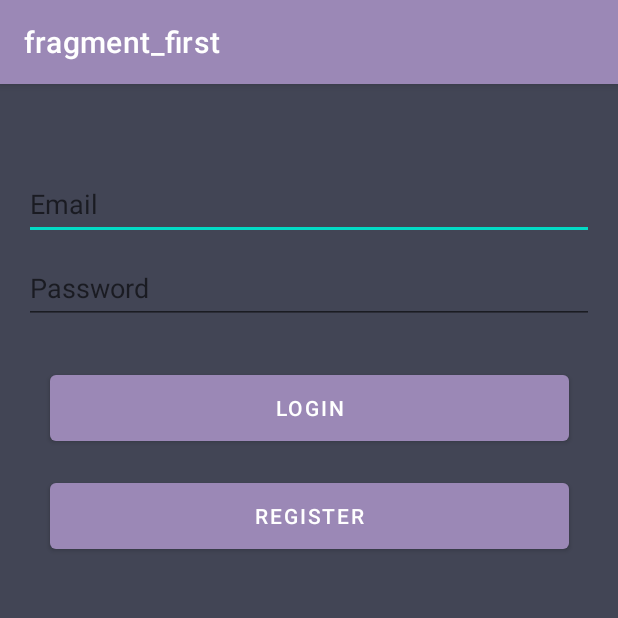
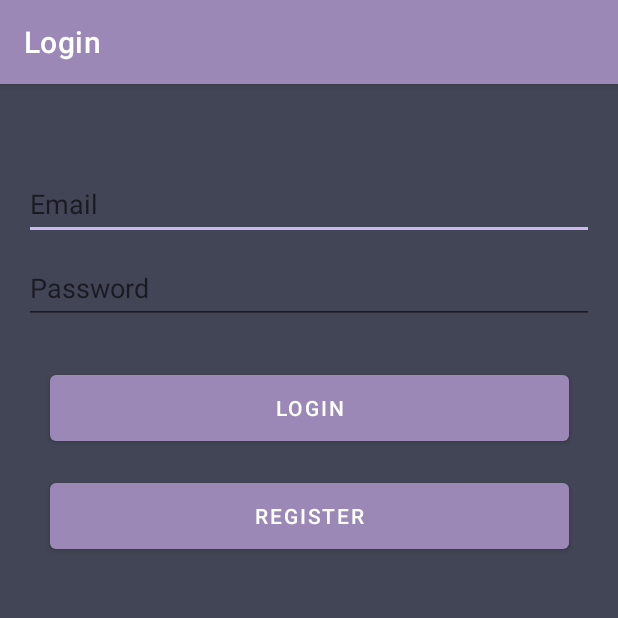
Before and after one commit to AliciaC07/Proyecto-final-Android, an Android app: the screen it shows after launch (LoginActivity), on a phone screen of 412 x 824 dp, the top half of it. Run offline under Robolectric (Android 15) with nearby library versions, the phone set to English and light mode, and no system bars; our stand-ins replace Firebase (no records; nobody signed in at launch, a user with empty details on screens opened directly), navigation-ui.

Commit message:
Cambio de color y la info en el navbar.

```diff
--- a/app/src/main/java/com/aip/commerce_e/RegisterUserFragment.java
+++ b/app/src/main/java/com/aip/commerce_e/RegisterUserFragment.java
@@ -113,7 +113,7 @@ public class RegisterUserFragment extends Fragment {
         // Inflate the layout for this fragment
         binding = FragmentRegisterUserBinding.inflate(inflater, container, false);
         storageReference = FirebaseStorage.getInstance().getReference();
-        userViewModel =new ViewModelProvider(this).get(UserViewModel.class);
+        userViewModel = new ViewModelProvider(this).get(UserViewModel.class);
         mAuth = FirebaseAuth.getInstance();
 
         binding.imageView2.setOnClickListener(view -> {
--- a/app/src/main/res/layout-w1240dp/activity_login.xml
+++ b/app/src/main/res/layout-w1240dp/activity_login.xml
@@ -22,7 +22,7 @@
             android:selectAllOnFocus="true"
             app:layout_constraintEnd_toEndOf="parent"
             app:layout_constraintStart_toStartOf="parent"
-            app:layout_constraintTop_toTopOf="parent"/>
+            app:layout_constraintTop_toTopOf="parent" android:minHeight="48dp"/>
 
     <EditText
             android:id="@+id/password"
@@ -36,7 +36,7 @@
             android:selectAllOnFocus="true"
             app:layout_constraintEnd_toEndOf="parent"
             app:layout_constraintStart_toStartOf="parent"
-            app:layout_constraintTop_toBottomOf="@+id/username"/>
+            app:layout_constraintTop_toBottomOf="@+id/username" android:minHeight="48dp"/>
 
     <Button
             android:id="@+id/login"
--- a/app/src/main/res/layout-w936dp/activity_login.xml
+++ b/app/src/main/res/layout-w936dp/activity_login.xml
@@ -16,7 +16,8 @@
             android:layout_width="840dp"
             android:layout_height="match_parent"
             app:layout_constraintStart_toStartOf="parent"
-            app:layout_constraintEnd_toEndOf="parent">
+            app:layout_constraintEnd_toEndOf="parent" app:layout_constraintBottom_toBottomOf="parent"
+            app:layout_constraintTop_toTopOf="parent">
 
         <EditText
                 android:id="@+id/username"
@@ -28,7 +29,7 @@
                 android:selectAllOnFocus="true"
                 app:layout_constraintEnd_toEndOf="parent"
                 app:layout_constraintStart_toStartOf="parent"
-                app:layout_constraintTop_toTopOf="parent"/>
+                app:layout_constraintTop_toTopOf="parent" android:minHeight="48dp"/>
 
         <EditText
                 android:id="@+id/password"
@@ -42,7 +43,7 @@
                 android:selectAllOnFocus="true"
                 app:layout_constraintEnd_toEndOf="parent"
                 app:layout_constraintStart_toStartOf="parent"
-                app:layout_constraintTop_toBottomOf="@+id/username"/>
+                app:layout_constraintTop_toBottomOf="@+id/username" android:minHeight="48dp"/>
 
         <Button
                 android:id="@+id/login"
--- a/app/src/main/res/layout/category_card.xml
+++ b/app/src/main/res/layout/category_card.xml
@@ -8,11 +8,11 @@
         android:animateLayoutChanges="true"
         app:cardCornerRadius="20dp"
         app:cardElevation="4dp"
-        app:cardUseCompatPadding="true">
+        app:cardUseCompatPadding="true" android:background="#424555">
     <androidx.appcompat.widget.LinearLayoutCompat
             android:orientation="vertical"
             android:layout_width="match_parent"
-            android:layout_height="wrap_content" >
+            android:layout_height="wrap_content" android:background="#545768">
         <LinearLayout
                 android:layout_width="match_parent"
                 android:layout_height="wrap_content"
@@ -31,7 +31,7 @@
                     android:layout_height="wrap_content"
                     android:text="Category_name"
                     android:layout_marginTop="20dp"
-                    android:textSize="20sp"/>
+                    android:textSize="20sp" android:textColor="@color/white"/>
         </LinearLayout>
         <androidx.appcompat.widget.LinearLayoutCompat
                 android:layout_width="match_parent"
--- a/app/src/main/res/layout/fragment_category.xml
+++ b/app/src/main/res/layout/fragment_category.xml
@@ -4,7 +4,7 @@
         xmlns:app="http://schemas.android.com/apk/res-auto" xmlns:tools="http://schemas.android.com/tools"
         android:layout_width="match_parent"
         android:layout_height="match_parent"
-        tools:context=".drawerFragments.category.CategoryFragment">
+        tools:context=".drawerFragments.category.CategoryFragment" android:background="#424555">
     <androidx.constraintlayout.widget.ConstraintLayout android:layout_width="match_parent"
                                                        android:layout_height="match_parent">
 
@@ -22,5 +22,4 @@
     </androidx.constraintlayout.widget.ConstraintLayout>
 
 
-
 </FrameLayout>
--- a/app/src/main/res/layout/fragment_home.xml
+++ b/app/src/main/res/layout/fragment_home.xml
@@ -9,6 +9,7 @@
     <TextView
             android:layout_width="match_parent"
             android:layout_height="match_parent"
-            android:text="Home fragment" android:textSize="70sp"/>
+            android:text="Home fragment" android:textSize="70sp" android:background="#424555"
+            android:textColor="@color/white"/>
 
 </FrameLayout>
--- a/app/src/main/res/layout/fragment_product.xml
+++ b/app/src/main/res/layout/fragment_product.xml
@@ -4,11 +4,11 @@
         xmlns:tools="http://schemas.android.com/tools"
         android:layout_width="match_parent"
         android:layout_height="match_parent"
-        tools:context=".drawerFragments.product.ProductFragment">
+        tools:context=".drawerFragments.product.ProductFragment" android:background="#424555">
 
     <TextView
             android:layout_width="match_parent"
             android:layout_height="match_parent"
-            android:text="Product Fragment" android:textSize="70sp"/>
+            android:text="Product Fragment" android:textSize="70sp" android:textColor="@color/white"/>
 
 </FrameLayout>
--- a/app/src/main/res/navigation/login_nav.xml
+++ b/app/src/main/res/navigation/login_nav.xml
@@ -5,7 +5,7 @@
             app:startDestination="@id/firstFragment">
 
     <fragment android:id="@+id/firstFragment" android:name="com.aip.commerce_e.FirstFragment"
-              android:label="fragment_first" tools:layout="@layout/fragment_first"/>
+              android:label="@string/login_fragment_label" tools:layout="@layout/fragment_first"/>
     <fragment android:id="@+id/registerUserFragment2" android:name="com.aip.commerce_e.RegisterUserFragment"
-              android:label="fragment_register_user" tools:layout="@layout/fragment_register_user"/>
+              android:label="@string/register_user_fragment_label" tools:layout="@layout/fragment_register_user"/>
 </navigation>
--- a/app/src/main/res/navigation/nav_graph.xml
+++ b/app/src/main/res/navigation/nav_graph.xml
@@ -22,4 +22,6 @@
     <fragment android:id="@+id/createCategoryFragment"
               android:name="com.aip.commerce_e.drawerFragments.category.actions.CreateCategoryFragment"
               android:label="fragment_create_category" tools:layout="@layout/fragment_create_category"/>
+    <fragment android:id="@+id/firstFragment2" android:name="com.aip.commerce_e.FirstFragment"
+              android:label="@string/login_fragment_label" tools:layout="@layout/fragment_first"/>
 </navigation>
--- a/app/src/main/res/values/colors.xml
+++ b/app/src/main/res/values/colors.xml
@@ -3,7 +3,7 @@
     <color name="purple_200">#FFBB86FC</color>
     <color name="purple_500">#9B88B6</color>
     <color name="purple_700">#9B88B6</color>
-    <color name="teal_200">#FF03DAC5</color>
+    <color name="teal_200">#CBB8ED</color>
     <color name="teal_700">#FF018786</color>
     <color name="black">#FF000000</color>
     <color name="white">#FFFFFFFF</color>
--- a/app/src/main/res/values/strings.xml
+++ b/app/src/main/res/values/strings.xml
@@ -3,6 +3,7 @@
     <string name="action_settings">Settings</string>
     <!-- Strings used for fragments for navigation -->
     <string name="first_fragment_label">First Fragment</string>
+    <string name="login_fragment_label">Login</string>
     <string name="second_fragment_label">Second Fragment</string>
     <string name="home_fragment_label">Home</string>
     <string name="product_fragment_label">Products</string>
```
Also changed, not shown: app/src/main/java/com/aip/commerce_e/MainActivity.java (+15 -0 lines).
